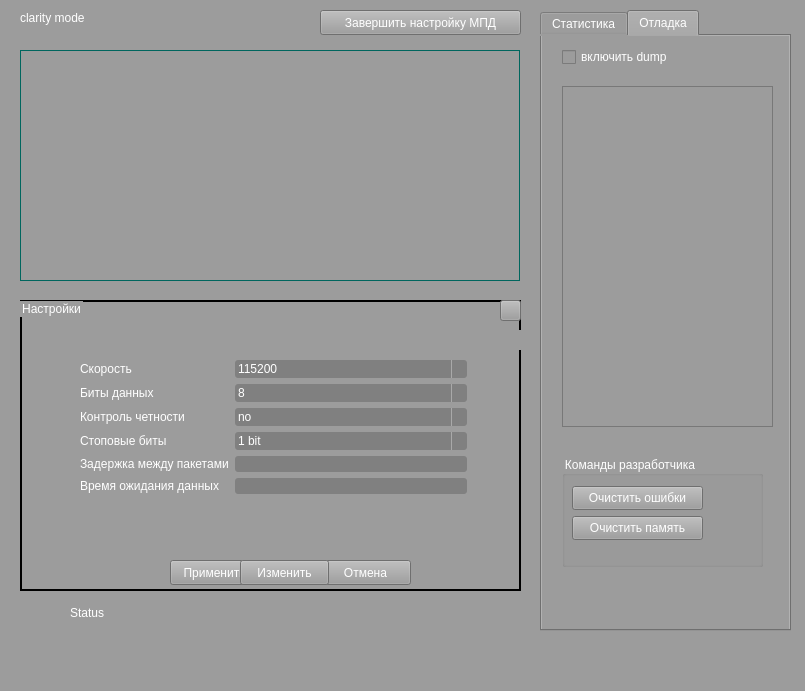
This is cmainwindow.ui in y0pta/GUI_MPD as Qt 5 draws it before an edit. The edited form follows.
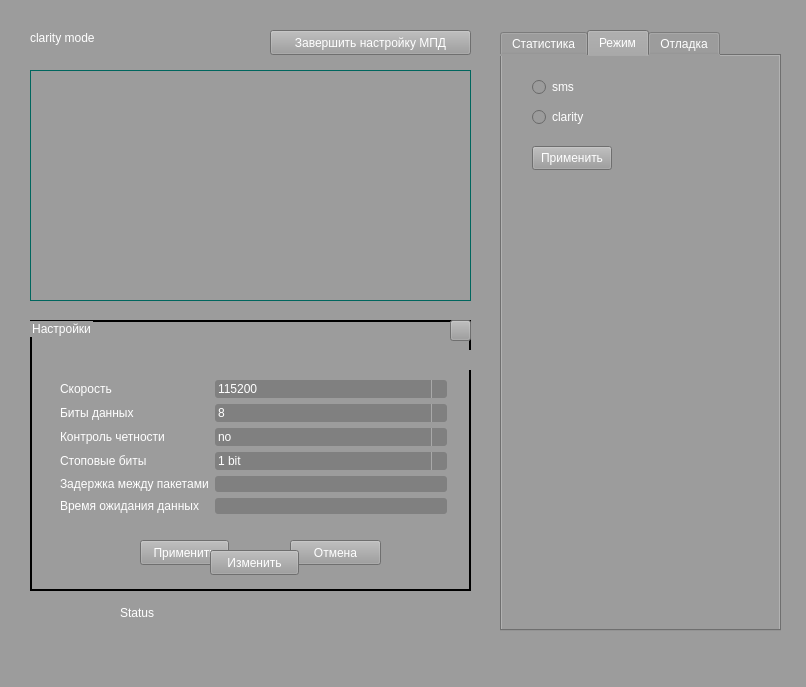
This is the edited form. Icons and pictures are not drawn. Custom widgets are drawn as their Qt base class.

Patch:
```diff
--- a/cmainwindow.ui
+++ b/cmainwindow.ui
@@ -6,8 +6,8 @@
    <rect>
     <x>0</x>
     <y>0</y>
-    <width>805</width>
-    <height>691</height>
+    <width>806</width>
+    <height>687</height>
    </rect>
   </property>
   <property name="windowTitle">
@@ -23,10 +23,10 @@
     </property>
     <property name="geometry">
      <rect>
-      <x>20</x>
-      <y>300</y>
-      <width>501</width>
-      <height>291</height>
+      <x>30</x>
+      <y>320</y>
+      <width>441</width>
+      <height>271</height>
      </rect>
     </property>
     <property name="styleSheet">
@@ -44,10 +44,10 @@
     <widget class="QWidget" name="formLayoutWidget">
      <property name="geometry">
       <rect>
-       <x>60</x>
+       <x>30</x>
        <y>60</y>
        <width>387</width>
-       <height>191</height>
+       <height>151</height>
       </rect>
      </property>
      <layout class="QFormLayout" name="fl_unitSettings">
@@ -373,8 +373,8 @@
     <widget class="QPushButton" name="pb_cancel">
      <property name="geometry">
       <rect>
-       <x>300</x>
-       <y>260</y>
+       <x>260</x>
+       <y>220</y>
        <width>91</width>
        <height>25</height>
       </rect>
@@ -386,8 +386,8 @@
     <widget class="QPushButton" name="pb_accept">
      <property name="geometry">
       <rect>
-       <x>150</x>
-       <y>260</y>
+       <x>110</x>
+       <y>220</y>
        <width>89</width>
        <height>25</height>
       </rect>
@@ -399,8 +399,8 @@
     <widget class="QPushButton" name="pb_edit">
      <property name="geometry">
       <rect>
-       <x>220</x>
-       <y>260</y>
+       <x>180</x>
+       <y>230</y>
        <width>89</width>
        <height>25</height>
       </rect>
@@ -412,7 +412,7 @@
     <widget class="QPushButton" name="pb_closeSettings">
      <property name="geometry">
       <rect>
-       <x>480</x>
+       <x>420</x>
        <y>0</y>
        <width>21</width>
        <height>21</height>
@@ -455,7 +455,7 @@
    <widget class="QLabel" name="lb_status">
     <property name="geometry">
      <rect>
-      <x>70</x>
+      <x>120</x>
       <y>600</y>
       <width>291</width>
       <height>25</height>
@@ -468,8 +468,8 @@
    <widget class="QPushButton" name="pb_finishConfigure">
     <property name="geometry">
      <rect>
-      <x>320</x>
-      <y>10</y>
+      <x>270</x>
+      <y>30</y>
       <width>201</width>
       <height>25</height>
      </rect>
@@ -548,9 +548,9 @@
    <widget class="QGroupBox" name="gb_mpdModel">
     <property name="geometry">
      <rect>
-      <x>20</x>
-      <y>50</y>
-      <width>500</width>
+      <x>30</x>
+      <y>70</y>
+      <width>441</width>
       <height>231</height>
      </rect>
     </property>
@@ -575,10 +575,10 @@
     <widget class="CMpdWidget" name="wgt_model" native="true">
      <property name="geometry">
       <rect>
-       <x>89</x>
-       <y>20</y>
-       <width>331</width>
-       <height>180</height>
+       <x>50</x>
+       <y>30</y>
+       <width>341</width>
+       <height>171</height>
       </rect>
      </property>
      <property name="styleSheet">
@@ -589,8 +589,8 @@
    <widget class="QLabel" name="lb_mode">
     <property name="geometry">
      <rect>
-      <x>20</x>
-      <y>10</y>
+      <x>30</x>
+      <y>30</y>
       <width>71</width>
       <height>16</height>
      </rect>
@@ -602,10 +602,10 @@
    <widget class="QTabWidget" name="tabWidget">
     <property name="geometry">
      <rect>
-      <x>540</x>
-      <y>10</y>
-      <width>251</width>
-      <height>621</height>
+      <x>500</x>
+      <y>30</y>
+      <width>281</width>
+      <height>601</height>
      </rect>
     </property>
     <property name="currentIndex">
@@ -648,7 +648,51 @@
        </rect>
       </property>
       <property name="text">
-       <string>Обнулить</string>
+       <string>Сбросить</string>
+      </property>
+     </widget>
+    </widget>
+    <widget class="QWidget" name="widget">
+     <attribute name="title">
+      <string>Режим</string>
+     </attribute>
+     <widget class="QPushButton" name="pb_applyMode">
+      <property name="geometry">
+       <rect>
+        <x>30</x>
+        <y>90</y>
+        <width>80</width>
+        <height>24</height>
+       </rect>
+      </property>
+      <property name="text">
+       <string>Применить</string>
+      </property>
+     </widget>
+     <widget class="QRadioButton" name="rb_sms">
+      <property name="geometry">
+       <rect>
+        <x>30</x>
+        <y>20</y>
+        <width>99</width>
+        <height>22</height>
+       </rect>
+      </property>
+      <property name="text">
+       <string>sms</string>
+      </property>
+     </widget>
+     <widget class="QRadioButton" name="rb_clarity">
+      <property name="geometry">
+       <rect>
+        <x>30</x>
+        <y>50</y>
+        <width>99</width>
+        <height>22</height>
+       </rect>
+      </property>
+      <property name="text">
+       <string>clarity</string>
       </property>
      </widget>
     </widget>
@@ -661,8 +705,8 @@
        <rect>
         <x>20</x>
         <y>50</y>
-        <width>211</width>
-        <height>341</height>
+        <width>231</width>
+        <height>311</height>
        </rect>
       </property>
      </widget>
@@ -684,8 +728,8 @@
        <rect>
         <x>20</x>
         <y>420</y>
-        <width>201</width>
-        <height>111</height>
+        <width>231</width>
+        <height>131</height>
        </rect>
       </property>
       <property name="title">
@@ -694,8 +738,8 @@
       <widget class="QPushButton" name="pb_clearErrors">
        <property name="geometry">
         <rect>
-         <x>10</x>
-         <y>30</y>
+         <x>50</x>
+         <y>40</y>
          <width>131</width>
          <height>24</height>
         </rect>
@@ -707,8 +751,8 @@
       <widget class="QPushButton" name="pb_clearFlash">
        <property name="geometry">
         <rect>
-         <x>10</x>
-         <y>60</y>
+         <x>50</x>
+         <y>80</y>
          <width>131</width>
          <height>24</height>
         </rect>
```
Left out of the diff: 31 changed lines with no effect on the pictures.
